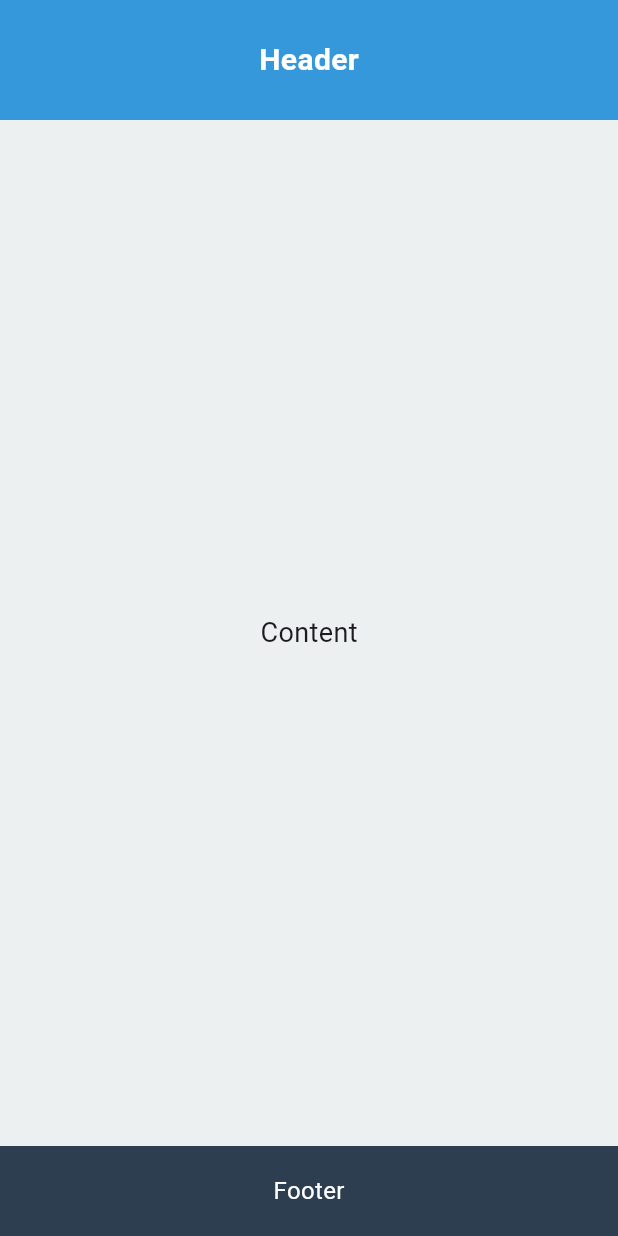
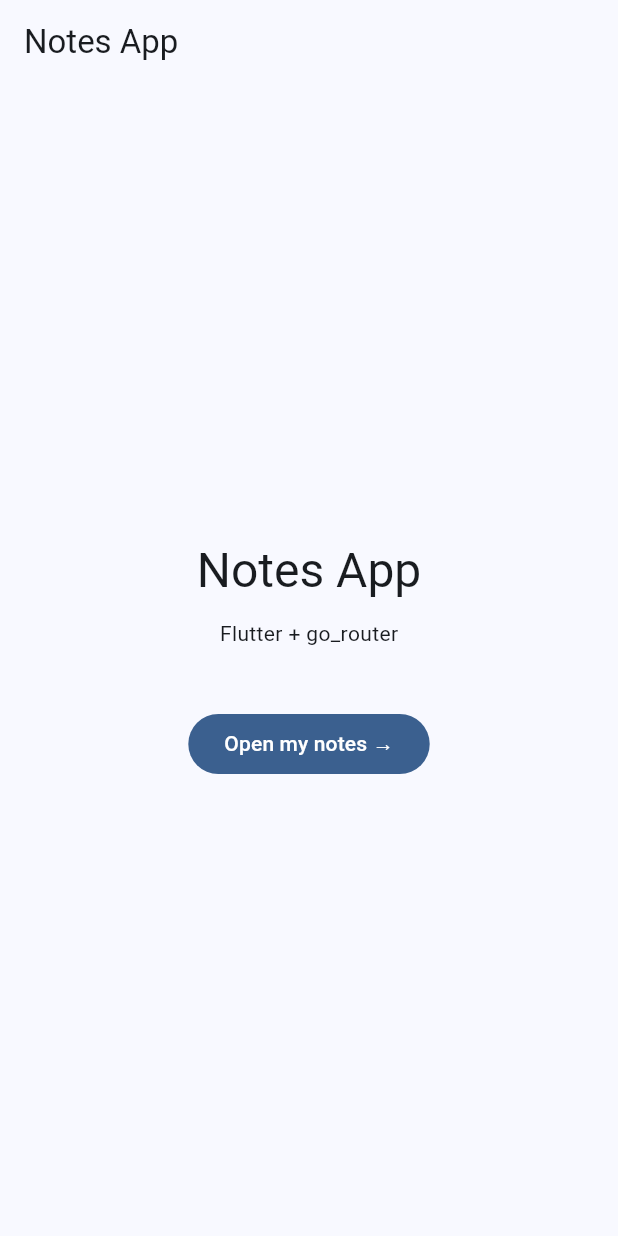
Before and after one commit to Eya-Ben-Belgacem/NotesApp-CrossPlatform, a Flutter app: the screen it shows after launch, on a phone screen of 412 x 824 dp. Run offline on Flutter 3.47's test engine with Material 3 defaults, Android fonts, the phone set to English and light mode, and no system bars; our stand-ins replace go_router.

Commit message:
Add go_router navigation, Note model and Home screen (Part 1, sections 5.1-5.2)

```diff
--- a/notes_app/lib/main.dart
+++ b/notes_app/lib/main.dart
@@ -1,16 +1,31 @@
 import 'package:flutter/material.dart';
+import 'package:go_router/go_router.dart';
 
-import 'demos/layout_demo.dart';
+import 'screens/home_screen.dart';
+import 'screens/notes_screen.dart';
 
-void main() {
-  runApp(const MyApp());
-}
+void main() => runApp(const NotesApp());
 
-class MyApp extends StatelessWidget {
-  const MyApp({super.key});
+final _router = GoRouter(
+  routes: [
+    GoRoute(path: '/', builder: (context, state) => const HomeScreen()),
+    GoRoute(path: '/notes', builder: (context, state) => const NotesScreen()),
+  ],
+);
+
+class NotesApp extends StatelessWidget {
+  const NotesApp({super.key});
 
   @override
   Widget build(BuildContext context) {
-    return const MaterialApp(home: LayoutDemo());
+    return MaterialApp.router(
+      title: 'Notes App',
+      theme: ThemeData(colorSchemeSeed: const Color(0xFF208AEF)),
+      darkTheme: ThemeData(
+        colorSchemeSeed: const Color(0xFF208AEF),
+        brightness: Brightness.dark,
+      ),
+      routerConfig: _router,
+    );
   }
 }
--- /dev/null
+++ b/notes_app/lib/models/note.dart
@@ -0,0 +1,11 @@
+/// Immutable data class: to change a note, create a copy.
+class Note {
+  const Note({required this.id, required this.title, required this.content});
+
+  final String id;
+  final String title;
+  final String content;
+
+  Note copyWith({String? title, String? content}) =>
+      Note(id: id, title: title ?? this.title, content: content ?? this.content);
+}
--- /dev/null
+++ b/notes_app/lib/screens/home_screen.dart
@@ -0,0 +1,30 @@
+import 'package:flutter/material.dart';
+import 'package:go_router/go_router.dart';
+
+class HomeScreen extends StatelessWidget {
+  const HomeScreen({super.key});
+
+  @override
+  Widget build(BuildContext context) {
+    final textTheme = Theme.of(context).textTheme;
+
+    return Scaffold(
+      appBar: AppBar(title: const Text('Notes App')),
+      body: Center(
+        child: Column(
+          mainAxisSize: MainAxisSize.min,
+          spacing: 12,
+          children: [
+            Text('Notes App', style: textTheme.headlineLarge),
+            const Text('Flutter + go_router'),
+            const SizedBox(height: 16),
+            FilledButton(
+              onPressed: () => context.go('/notes'),
+              child: const Text('Open my notes →'),
+            ),
+          ],
+        ),
+      ),
+    );
+  }
+}
--- /dev/null
+++ b/notes_app/lib/screens/notes_screen.dart
@@ -0,0 +1,13 @@
+import 'package:flutter/material.dart';
+
+class NotesScreen extends StatelessWidget {
+  const NotesScreen({super.key});
+
+  @override
+  Widget build(BuildContext context) {
+    return Scaffold(
+      appBar: AppBar(title: const Text('My Notes')),
+      body: const Center(child: Text('Notes screen (coming next)')),
+    );
+  }
+}
--- a/notes_app/pubspec.yaml
+++ b/notes_app/pubspec.yaml
@@ -34,6 +34,7 @@ dependencies:
   # The following adds the Cupertino Icons font to your application.
   # Use with the CupertinoIcons class for iOS style icons.
   cupertino_icons: ^1.0.8
+  go_router: ^18.0.2
 
 dev_dependencies:
   flutter_test:
```
Also changed, not shown: notes_app/pubspec.lock.
